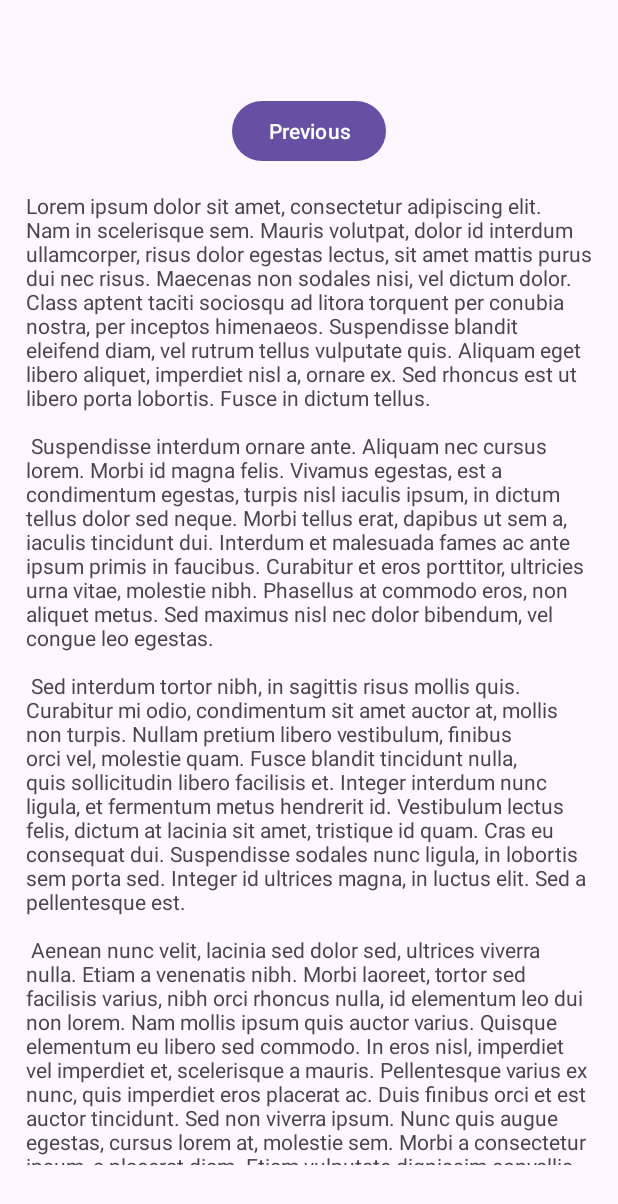
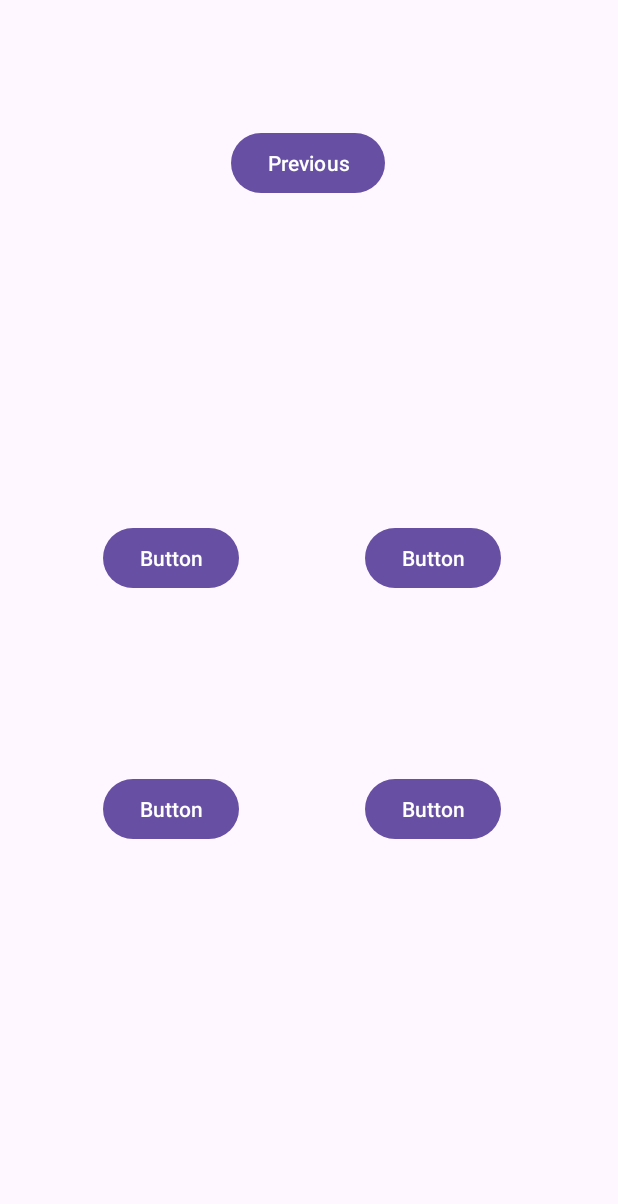
Before and after one commit to adibhalizam/Flag-IQ, an Android app: the SecondFragment screen opened through its navigation route, on a phone screen of 412 x 824 dp. Shown: the top 1204 px of the screen. Run offline under Robolectric (Android 15) with nearby library versions, the phone set to English and light mode, and no system bars; our stand-ins replace navigation-ui.

Commit message:
Modify layout

```diff
--- a/FlagIQ/app/src/main/res/layout/fragment_first.xml
+++ b/FlagIQ/app/src/main/res/layout/fragment_first.xml
@@ -11,13 +11,13 @@
             android:id="@+id/button_first"
             android:layout_width="wrap_content"
             android:layout_height="wrap_content"
-            android:text="@string/next"
+            android:text="Start"
             app:layout_constraintBottom_toBottomOf="parent"
             app:layout_constraintEnd_toEndOf="parent"
             app:layout_constraintHorizontal_bias="0.498"
             app:layout_constraintStart_toStartOf="parent"
             app:layout_constraintTop_toBottomOf="@+id/textview_first"
-            app:layout_constraintVertical_bias="0.337"
+            app:layout_constraintVertical_bias="0.173"
             tools:layout_conversion_absoluteHeight="48dp"
             tools:layout_conversion_absoluteWidth="88dp" />
 
@@ -26,6 +26,7 @@
             android:layout_width="wrap_content"
             android:layout_height="wrap_content"
             android:text="Flag IQ"
+            android:textSize="48sp"
             app:layout_constraintBottom_toBottomOf="parent"
             app:layout_constraintEnd_toEndOf="parent"
             app:layout_constraintStart_toStartOf="parent"
--- a/FlagIQ/app/src/main/res/layout/fragment_second.xml
+++ b/FlagIQ/app/src/main/res/layout/fragment_second.xml
@@ -1,35 +1,81 @@
 <?xml version="1.0" encoding="utf-8"?>
-<androidx.core.widget.NestedScrollView xmlns:android="http://schemas.android.com/apk/res/android"
+<androidx.constraintlayout.widget.ConstraintLayout xmlns:android="http://schemas.android.com/apk/res/android"
     xmlns:app="http://schemas.android.com/apk/res-auto"
     xmlns:tools="http://schemas.android.com/tools"
+    android:id="@+id/nestedScrollView2"
     android:layout_width="match_parent"
     android:layout_height="match_parent"
     tools:context=".SecondFragment">
-
-    <androidx.constraintlayout.widget.ConstraintLayout
-        android:layout_width="match_parent"
-        android:layout_height="match_parent"
-        android:padding="16dp">
 
     <Button
         android:id="@+id/button_second"
         android:layout_width="wrap_content"
         android:layout_height="wrap_content"
         android:text="@string/previous"
-            app:layout_constraintBottom_toTopOf="@id/textview_second"
+        app:layout_constraintBottom_toBottomOf="parent"
         app:layout_constraintEnd_toEndOf="parent"
+        app:layout_constraintHorizontal_bias="0.498"
         app:layout_constraintStart_toStartOf="parent"
-            app:layout_constraintTop_toTopOf="parent" />
+        app:layout_constraintTop_toTopOf="parent"
+        app:layout_constraintVertical_bias="0.055" />
 
-        <TextView
-            android:id="@+id/textview_second"
+    <ImageView
+        android:id="@+id/imageView"
         android:layout_width="wrap_content"
         android:layout_height="wrap_content"
-            android:layout_marginTop="16dp"
-            android:text="@string/lorem_ipsum"
         app:layout_constraintBottom_toBottomOf="parent"
         app:layout_constraintEnd_toEndOf="parent"
+        app:layout_constraintHorizontal_bias="0.498"
         app:layout_constraintStart_toStartOf="parent"
-            app:layout_constraintTop_toBottomOf="@id/button_second" />
+        app:layout_constraintTop_toBottomOf="@+id/button_second"
+        app:layout_constraintVertical_bias="0.129"
+        tools:src="@tools:sample/avatars" />
+
+    <Button
+        android:id="@+id/button"
+        android:layout_width="wrap_content"
+        android:layout_height="wrap_content"
+        android:text="Button"
+        app:layout_constraintBottom_toBottomOf="parent"
+        app:layout_constraintEnd_toEndOf="parent"
+        app:layout_constraintHorizontal_bias="0.212"
+        app:layout_constraintStart_toStartOf="parent"
+        app:layout_constraintTop_toBottomOf="@+id/imageView"
+        app:layout_constraintVertical_bias="0.258" />
+
+    <Button
+        android:id="@+id/button2"
+        android:layout_width="wrap_content"
+        android:layout_height="wrap_content"
+        android:text="Button"
+        app:layout_constraintBottom_toBottomOf="parent"
+        app:layout_constraintEnd_toEndOf="parent"
+        app:layout_constraintHorizontal_bias="0.759"
+        app:layout_constraintStart_toStartOf="parent"
+        app:layout_constraintTop_toBottomOf="@+id/imageView"
+        app:layout_constraintVertical_bias="0.258" />
+
+    <Button
+        android:id="@+id/button3"
+        android:layout_width="wrap_content"
+        android:layout_height="wrap_content"
+        android:text="Button"
+        app:layout_constraintBottom_toBottomOf="parent"
+        app:layout_constraintEnd_toEndOf="parent"
+        app:layout_constraintHorizontal_bias="0.212"
+        app:layout_constraintStart_toStartOf="parent"
+        app:layout_constraintTop_toBottomOf="@+id/button"
+        app:layout_constraintVertical_bias="0.358" />
+
+    <Button
+        android:id="@+id/button4"
+        android:layout_width="wrap_content"
+        android:layout_height="wrap_content"
+        android:text="Button"
+        app:layout_constraintBottom_toBottomOf="parent"
+        app:layout_constraintEnd_toEndOf="parent"
+        app:layout_constraintHorizontal_bias="0.759"
+        app:layout_constraintStart_toStartOf="parent"
+        app:layout_constraintTop_toBottomOf="@+id/button2"
+        app:layout_constraintVertical_bias="0.358" />
 </androidx.constraintlayout.widget.ConstraintLayout>
-</androidx.core.widget.NestedScrollView>
```
Lines whose indentation alone changed are shown as unchanged.
